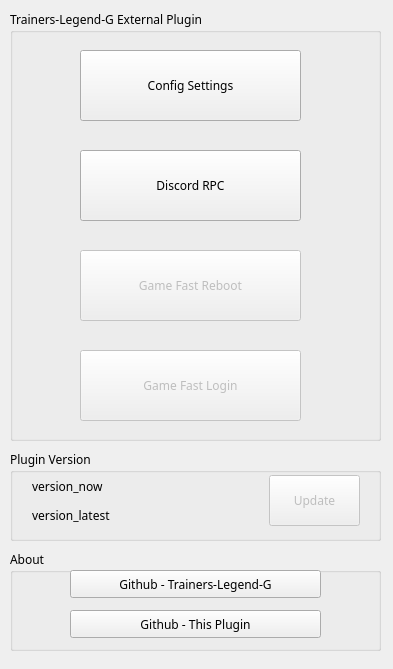
Old version of the form gui/qtui/main_ui.ui in the repository chinosk6/Trainers-Legend-G-External-Plugin.
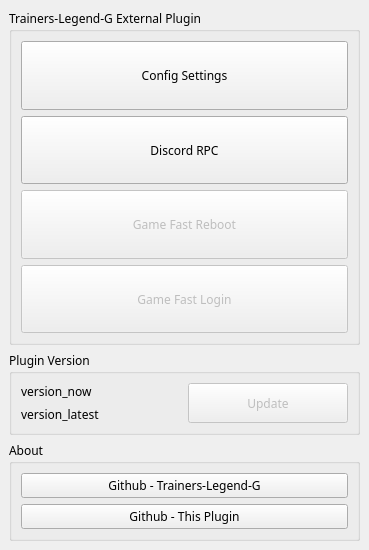
New version of the form.

What changed in the file:
```diff
--- a/gui/qtui/main_ui.ui
+++ b/gui/qtui/main_ui.ui
@@ -6,8 +6,8 @@
    <rect>
     <x>0</x>
     <y>0</y>
-    <width>393</width>
-    <height>669</height>
+    <width>369</width>
+    <height>550</height>
    </rect>
   </property>
   <property name="font">
@@ -19,171 +19,157 @@
    <string>Trainers-Legend-G External Plugin</string>
   </property>
   <widget class="QWidget" name="centralwidget">
+   <layout class="QVBoxLayout" name="verticalLayout_5">
+    <item>
+     <layout class="QVBoxLayout" name="verticalLayout" stretch="8,2,1">
+      <item>
    <widget class="QGroupBox" name="groupBox">
-    <property name="geometry">
-     <rect>
-      <x>10</x>
-      <y>10</y>
-      <width>371</width>
-      <height>431</height>
-     </rect>
-    </property>
     <property name="title">
      <string>Trainers-Legend-G External Plugin</string>
     </property>
+        <layout class="QVBoxLayout" name="verticalLayout_2">
+         <item>
     <widget class="QPushButton" name="pushButton_config_settings">
-     <property name="geometry">
-      <rect>
-       <x>70</x>
-       <y>40</y>
-       <width>221</width>
-       <height>71</height>
-      </rect>
+           <property name="maximumSize">
+            <size>
+             <width>10000</width>
+             <height>10000</height>
+            </size>
      </property>
      <property name="text">
       <string>Config Settings</string>
      </property>
     </widget>
-    <widget class="QPushButton" name="pushButton_fast_reboot">
-     <property name="enabled">
-      <bool>false</bool>
-     </property>
-     <property name="geometry">
-      <rect>
-       <x>70</x>
-       <y>240</y>
-       <width>221</width>
-       <height>71</height>
-      </rect>
-     </property>
-     <property name="text">
-      <string>Game Fast Reboot</string>
-     </property>
-    </widget>
+         </item>
+         <item>
     <widget class="QPushButton" name="pushButton_discord_rpc">
-     <property name="geometry">
-      <rect>
-       <x>70</x>
-       <y>140</y>
-       <width>221</width>
-       <height>71</height>
-      </rect>
+           <property name="maximumSize">
+            <size>
+             <width>10000</width>
+             <height>10000</height>
+            </size>
      </property>
      <property name="text">
       <string>Discord RPC</string>
      </property>
     </widget>
+         </item>
+         <item>
+          <widget class="QPushButton" name="pushButton_fast_reboot">
+           <property name="enabled">
+            <bool>false</bool>
+           </property>
+           <property name="maximumSize">
+            <size>
+             <width>10000</width>
+             <height>10000</height>
+            </size>
+           </property>
+           <property name="text">
+            <string>Game Fast Reboot</string>
+           </property>
+          </widget>
+         </item>
+         <item>
     <widget class="QPushButton" name="pushButton_fast_login">
      <property name="enabled">
       <bool>false</bool>
      </property>
-     <property name="geometry">
-      <rect>
-       <x>70</x>
-       <y>340</y>
-       <width>221</width>
-       <height>71</height>
-      </rect>
+           <property name="maximumSize">
+            <size>
+             <width>10000</width>
+             <height>10000</height>
+            </size>
      </property>
      <property name="text">
       <string>Game Fast Login</string>
      </property>
     </widget>
-   </widget>
-   <widget class="QGroupBox" name="groupBox_2">
-    <property name="geometry">
-     <rect>
-      <x>10</x>
-      <y>550</y>
-      <width>371</width>
-      <height>101</height>
-     </rect>
-    </property>
-    <property name="title">
-     <string>About</string>
-    </property>
-    <widget class="QPushButton" name="pushButton_about_father">
-     <property name="geometry">
-      <rect>
-       <x>60</x>
-       <y>20</y>
-       <width>251</width>
-       <height>28</height>
-      </rect>
-     </property>
-     <property name="text">
-      <string>Github - Trainers-Legend-G</string>
-     </property>
-    </widget>
-    <widget class="QPushButton" name="pushButton_about_this">
-     <property name="geometry">
-      <rect>
-       <x>60</x>
-       <y>60</y>
-       <width>251</width>
-       <height>28</height>
-      </rect>
-     </property>
-     <property name="text">
-      <string>Github - This Plugin</string>
-     </property>
-    </widget>
-   </widget>
+         </item>
+        </layout>
+       </widget>
+      </item>
+      <item>
    <widget class="QGroupBox" name="groupBox_3">
-    <property name="geometry">
-     <rect>
-      <x>10</x>
-      <y>450</y>
-      <width>371</width>
-      <height>91</height>
-     </rect>
-    </property>
     <property name="title">
      <string>Plugin Version</string>
     </property>
-    <widget class="QPushButton" name="pushButton_plugin_update">
-     <property name="enabled">
-      <bool>false</bool>
-     </property>
-     <property name="geometry">
-      <rect>
-       <x>259</x>
-       <y>25</y>
-       <width>91</width>
-       <height>51</height>
-      </rect>
-     </property>
-     <property name="text">
-      <string>Update</string>
-     </property>
-    </widget>
+        <layout class="QHBoxLayout" name="horizontalLayout">
+         <item>
+          <layout class="QVBoxLayout" name="verticalLayout_4">
+           <item>
     <widget class="QLabel" name="label_version_now">
-     <property name="geometry">
-      <rect>
-       <x>22</x>
-       <y>28</y>
-       <width>241</width>
-       <height>16</height>
-      </rect>
-     </property>
      <property name="text">
       <string>version_now</string>
      </property>
     </widget>
+           </item>
+           <item>
     <widget class="QLabel" name="label_version_latest">
-     <property name="geometry">
-      <rect>
-       <x>22</x>
-       <y>57</y>
-       <width>241</width>
-       <height>16</height>
-      </rect>
-     </property>
      <property name="text">
       <string>version_latest</string>
      </property>
     </widget>
-   </widget>
+           </item>
+          </layout>
+         </item>
+         <item>
+          <widget class="QPushButton" name="pushButton_plugin_update">
+           <property name="enabled">
+            <bool>false</bool>
+           </property>
+           <property name="maximumSize">
+            <size>
+             <width>10000</width>
+             <height>10000</height>
+            </size>
+           </property>
+           <property name="text">
+            <string>Update</string>
+           </property>
+          </widget>
+         </item>
+        </layout>
+       </widget>
+      </item>
+      <item>
+       <widget class="QGroupBox" name="groupBox_2">
+        <property name="title">
+         <string>About</string>
+        </property>
+        <layout class="QVBoxLayout" name="verticalLayout_3">
+         <item>
+          <widget class="QPushButton" name="pushButton_about_father">
+           <property name="maximumSize">
+            <size>
+             <width>10000</width>
+             <height>10000</height>
+            </size>
+           </property>
+           <property name="text">
+            <string>Github - Trainers-Legend-G</string>
+           </property>
+          </widget>
+         </item>
+         <item>
+          <widget class="QPushButton" name="pushButton_about_this">
+           <property name="maximumSize">
+            <size>
+             <width>10000</width>
+             <height>10000</height>
+            </size>
+           </property>
+           <property name="text">
+            <string>Github - This Plugin</string>
+           </property>
+          </widget>
+         </item>
+        </layout>
+       </widget>
+      </item>
+     </layout>
+    </item>
+   </layout>
   </widget>
  </widget>
  <resources>
```
Lines whose indentation alone changed are shown as unchanged.
